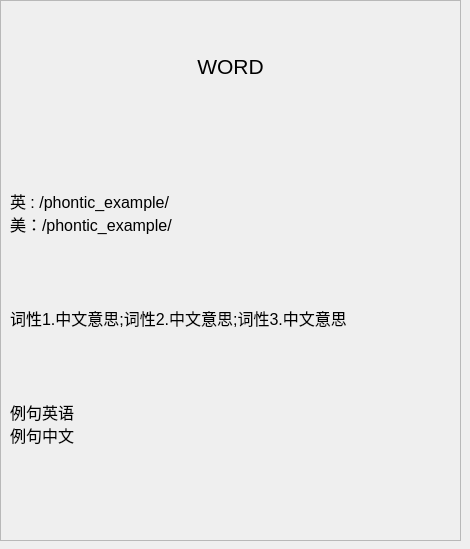
Qt form word_display.ui (duoaidaoc/word-memorize-software) before a commit.
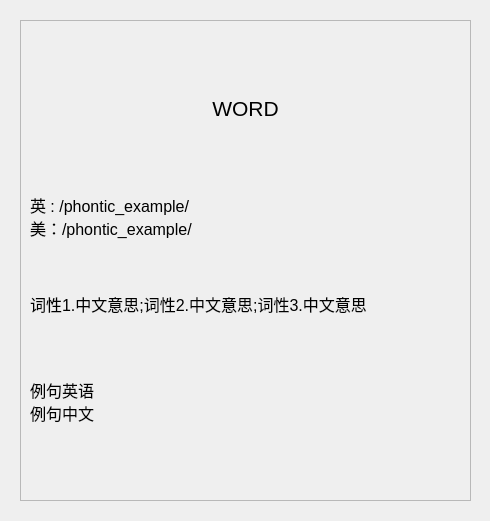
The same form after that commit. Custom widgets are drawn as their Qt base class.

What changed in the file:
```diff
--- a/word_display.ui
+++ b/word_display.ui
@@ -6,8 +6,8 @@
    <rect>
     <x>0</x>
     <y>0</y>
-    <width>470</width>
-    <height>549</height>
+    <width>490</width>
+    <height>521</height>
    </rect>
   </property>
   <property name="windowTitle">
@@ -16,10 +16,10 @@
   <widget class="QFrame" name="frame">
    <property name="geometry">
     <rect>
-     <x>0</x>
-     <y>0</y>
-     <width>461</width>
-     <height>541</height>
+     <x>20</x>
+     <y>20</y>
+     <width>451</width>
+     <height>481</height>
     </rect>
    </property>
    <property name="frameShape">
@@ -33,11 +33,27 @@
      <rect>
       <x>10</x>
       <y>10</y>
-      <width>441</width>
-      <height>521</height>
+      <width>431</width>
+      <height>461</height>
      </rect>
     </property>
     <layout class="QVBoxLayout" name="verticalLayout">
+     <item>
+      <spacer name="verticalSpacer_6">
+       <property name="orientation">
+        <enum>Qt::Vertical</enum>
+       </property>
+       <property name="sizeType">
+        <enum>QSizePolicy::Fixed</enum>
+       </property>
+       <property name="sizeHint" stdset="0">
+        <size>
+         <width>20</width>
+         <height>40</height>
+        </size>
+       </property>
+      </spacer>
+     </item>
      <item>
       <widget class="QLabel" name="label">
        <property name="sizePolicy">
@@ -76,22 +92,6 @@
        </property>
       </spacer>
      </item>
-     <item>
-      <spacer name="verticalSpacer_3">
-       <property name="orientation">
-        <enum>Qt::Vertical</enum>
-       </property>
-       <property name="sizeType">
-        <enum>QSizePolicy::Fixed</enum>
-       </property>
-       <property name="sizeHint" stdset="0">
-        <size>
-         <width>20</width>
-         <height>20</height>
-        </size>
-       </property>
-      </spacer>
-     </item>
      <item>
       <widget class="QLabel" name="label_2">
        <property name="sizePolicy">
@@ -164,7 +164,7 @@
        <property name="sizeHint" stdset="0">
         <size>
          <width>20</width>
-         <height>20</height>
+         <height>30</height>
         </size>
        </property>
       </spacer>
@@ -212,6 +212,14 @@
    </widget>
   </widget>
  </widget>
+ <customwidgets>
+  <customwidget>
+   <class>AcrylicFrame</class>
+   <extends>QFrame</extends>
+   <header location="global">acrylicframe.h</header>
+   <container>1</container>
+  </customwidget>
+ </customwidgets>
  <resources/>
  <connections/>
 </ui>
```
Left out of the diff: 2 changed lines with no effect on the pictures.
